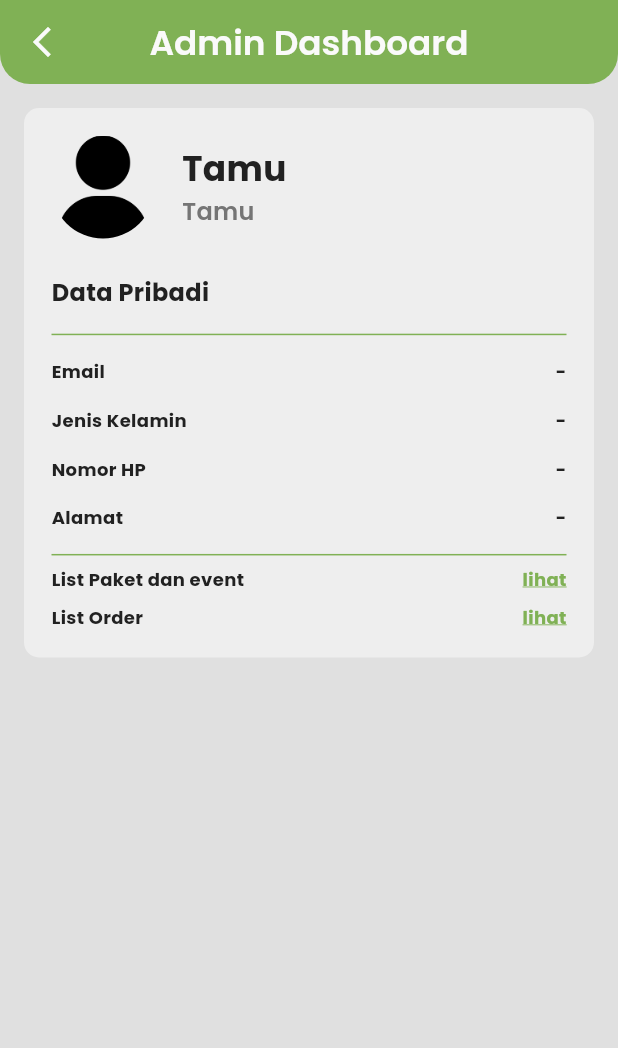
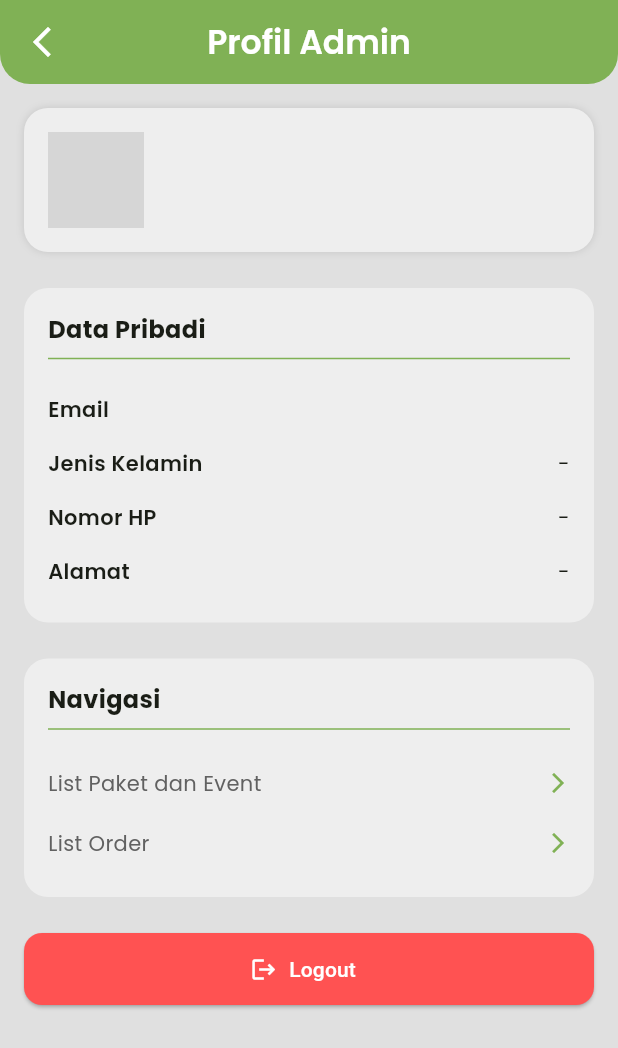
Before and after one commit to k47an/tangaya-apps, a Flutter app: the AdminView screen opened by its route, on a phone screen of 412 x 824 dp. Shown: the top 1048 px of the screen. Run offline on Flutter 3.47's test engine with Material 3 defaults, Android fonts, the phone set to English and light mode, and no system bars; our stand-ins replace cloud_firestore, firebase_auth, firebase_core, firebase_storage, flutter_svg, get and 3 more; accounts and stored records are empty; statements that could not run were skipped; grey boxes are pictures that could not be loaded.

Commit message:
refactor: Enhance AdminController and AdminView for improved user data handling and UI structure

```diff
--- a/lib/app/modules/admin/controllers/admin_controller.dart
+++ b/lib/app/modules/admin/controllers/admin_controller.dart
@@ -1,36 +1,64 @@
 import 'package:get/get.dart';
 import 'package:cloud_firestore/cloud_firestore.dart';
 import 'package:intl/intl.dart';
+import 'package:tangaya_apps/app/data/models/user_model.dart';
+import 'package:tangaya_apps/app/modules/auth/controllers/auth_controller.dart';
 
 class AdminController extends GetxController {
   final FirebaseFirestore _firestore = FirebaseFirestore.instance;
+  final AuthController authController = Get.find<AuthController>();
 
-  final RxList<Map<String, dynamic>> users = <Map<String, dynamic>>[].obs;
+  final RxList<UserModel> users = <UserModel>[].obs;
   final RxMap<String, List<Map<String, dynamic>>> ordersByMonth =
       <String, List<Map<String, dynamic>>>{}.obs;
-  final isLoading = false.obs;
+  final RxBool isLoading = false.obs;
+
+  final Rxn<UserModel> userModel = Rxn<UserModel>();
 
   @override
   void onInit() {
     super.onInit();
-    fetchUsers();
-    fetchApprovedOrders();
+    loadInitialData();
+  }
+
+  Future<void> loadInitialData() async {
+    try {
+      isLoading(true);
+      await Future.wait([getUserData(), fetchUsers(), fetchApprovedOrders()]);
+    } catch (e) {
+      Get.snackbar('Error', 'Gagal memuat data awal:\n$e');
+    } finally {
+      isLoading(false);
+    }
+  }
+
+  Future<void> getUserData() async {
+    try {
+      final uid = authController.currentUser.value?.uid;
+      if (uid == null) return;
+
+      final doc = await _firestore.collection('users').doc(uid).get();
+      if (doc.exists) {
+        userModel.value = UserModel.fromMap({'id': doc.id, ...doc.data()!});
+        print('✅ Admin user loaded: ${userModel.value?.toMap()}');
+      }
+    } catch (e) {
+      print('❌ Error getUserData: $e');
+      Get.snackbar('Error', 'Gagal mengambil data admin:\n$e');
+    }
   }
 
   Future<void> fetchUsers() async {
     try {
-      isLoading.value = true;
       final snapshot = await _firestore.collection('users').get();
       final userList =
-          snapshot.docs.map((doc) {
-            return {'id': doc.id, ...doc.data()};
-          }).toList();
-
+          snapshot.docs
+              .map((doc) => UserModel.fromMap({'id': doc.id, ...doc.data()}))
+              .toList();
       users.assignAll(userList);
     } catch (e) {
-      Get.snackbar('Error', 'Gagal mengambil data pengguna: $e');
-    } finally {
-      isLoading.value = false;
+      print('❌ Error fetchUsers: $e');
+      Get.snackbar('Error', 'Gagal mengambil data pengguna:\n$e');
     }
   }
 
@@ -43,37 +71,32 @@ class AdminController extends GetxController {
               .orderBy('date', descending: true)
               .get();
 
-      final Map<String, List<Map<String, dynamic>>> grouped = {};
+      final grouped = <String, List<Map<String, dynamic>>>{};
 
       for (var doc in snapshot.docs) {
         final data = doc.data();
 
-        final timestamp = data['date'];
-        DateTime? date;
-        if (timestamp is Timestamp) {
-          date = timestamp.toDate();
-        } else if (timestamp is String) {
-          date = DateTime.tryParse(timestamp);
-        }
+        final date =
+            (data['date'] is Timestamp)
+                ? (data['date'] as Timestamp).toDate()
+                : DateTime.tryParse(data['date'].toString());
 
         if (date == null) continue;
 
         final monthKey = DateFormat('MMMM yyyy').format(date);
 
-        final entry = {
+        grouped.putIfAbsent(monthKey, () => []).add({
           'packageTitle': data['packageTitle'] ?? 'Paket tidak diketahui',
           'name': data['name'] ?? 'Tanpa nama',
           'date': date,
-          'peopleNames':
-              (data['peopleNames'] is List) ? data['peopleNames'] : [],
-        };
-
-        grouped.putIfAbsent(monthKey, () => []).add(entry);
+          'peopleNames': List<String>.from(data['peopleNames'] ?? []),
+        });
       }
 
-      ordersByMonth.value = grouped;
+      ordersByMonth.assignAll(grouped);
     } catch (e) {
-      Get.snackbar('Error', 'Gagal memuat data pesanan: $e');
+      print('❌ Error fetchApprovedOrders: $e');
+      Get.snackbar('Error', 'Gagal memuat data pesanan:\n$e');
     }
   }
 }
--- a/lib/app/modules/admin/views/admin_view.dart
+++ b/lib/app/modules/admin/views/admin_view.dart
@@ -1,213 +1,197 @@
 import 'package:flutter/material.dart';
 import 'package:get/get.dart';
+import 'package:tangaya_apps/app/modules/auth/controllers/auth_controller.dart';
 import 'package:tangaya_apps/app/routes/app_pages.dart';
 import 'package:tangaya_apps/constant/constant.dart';
-import 'package:tangaya_apps/app/modules/auth/controllers/auth_controller.dart';
+import 'package:tangaya_apps/app/modules/admin/controllers/admin_controller.dart';
+import 'package:tangaya_apps/app/data/models/user_model.dart';
 
-class AdminView extends StatelessWidget {
+class AdminView extends GetView<AdminController> {
   const AdminView({super.key});
+
+  String _displayValue(String? value) =>
+      (value == null || value.trim().isEmpty) ? '-' : value;
 
   @override
   Widget build(BuildContext context) {
-    final auth = Get.find<AuthController>();
-
     return Scaffold(
       backgroundColor: Neutral.white4,
-      appBar: PreferredSize(
-        preferredSize: const Size.fromHeight(56.0),
-        child: ClipRRect(
-          borderRadius: const BorderRadius.only(
-            bottomLeft: Radius.circular(20),
-            bottomRight: Radius.circular(20),
+      appBar: AppBar(
+        backgroundColor: Primary.mainColor,
+        centerTitle: true,
+        elevation: 0,
+        title: Text(
+          "Profil Admin",
+          style: semiBold.copyWith(color: Colors.white),
         ),
-          child: AppBar(
         leading: IconButton(
-              icon: const Icon(Icons.arrow_back_ios_new),
-              onPressed: () => Get.back(),
+          icon: const Icon(Icons.arrow_back_ios_new, color: Colors.white),
+          onPressed: Get.back,
         ),
-            iconTheme: const IconThemeData(color: Neutral.white1),
-            centerTitle: true,
-            backgroundColor: Primary.mainColor,
-            title: Text(
-              "Admin Dashboard",
-              style: semiBold.copyWith(
-                fontSize: ScaleHelper.scaleTextForDevice(20),
-                color: Neutral.white1,
-              ),
-            ),
-          ),
+        shape: const RoundedRectangleBorder(
+          borderRadius: BorderRadius.vertical(bottom: Radius.circular(20)),
         ),
       ),
       body: Obx(() {
-        if (auth.isLoading.value) {
+        final isLoading = controller.isLoading.value;
+        final user = controller.userModel.value;
+
+        if (isLoading || user == null) {
           return const Center(child: CircularProgressIndicator());
         }
 
         return SingleChildScrollView(
-          padding: ScaleHelper.paddingAll(14),
-          child: Container(
-            decoration: BoxDecoration(
-              color: Neutral.white3,
-              borderRadius: BorderRadius.circular(10),
-            ),
-            width: double.infinity,
-            padding: ScaleHelper.paddingAll(16),
+          padding: const EdgeInsets.all(16),
           child: Column(
             children: [
-                Row(
-                  crossAxisAlignment: CrossAxisAlignment.center,
-                  children: [
-                    Container(
-                      width: ScaleHelper.scaleWidthForDevice(60),
-                      height: ScaleHelper.scaleWidthForDevice(60),
-                      decoration: BoxDecoration(
-                        shape: BoxShape.circle,
-                        image: DecorationImage(
-                          image:
-                              auth.userPhotoURL.startsWith('http')
-                                  ? NetworkImage(auth.userPhotoURL)
-                                  : AssetImage(auth.userPhotoURL)
-                                      as ImageProvider,
-                          fit: BoxFit.cover,
-                        ),
-                      ),
-                    ),
-                    SizedBox(
-                      width: ScaleHelper.scaleWidthForDevice(16),
-                    ),
-                    Column(
-                      crossAxisAlignment: CrossAxisAlignment.start,
-                      children: [
-                        Text(
-                          auth.userName,
-                          style: bold.copyWith(
-                            fontSize: ScaleHelper.scaleTextForDevice(20),
-                            color: Neutral.dark1,
-                          ),
-                        ),
-                        Text(
-                          auth.userRole.value.capitalizeFirst ?? 'Pengunjung',
-                          style: semiBold.copyWith(
-                            fontSize: ScaleHelper.scaleTextForDevice(14),
-                            color: Neutral.dark4,
-                          ),
-                        ),
+              _buildProfileHeader(user),
+              const SizedBox(height: 24),
+              _buildInfoSection(user),
+              const SizedBox(height: 24),
+              _buildNavigationSection(),
+              const SizedBox(height: 24),
+              _buildLogoutButton(),
             ],
-                    ),
-                  ],
-                ),
-                SizedBox(height: ScaleHelper.scaleHeightForDevice(24)),
-                Row(
-                  children: [
-                    Text(
-                      "Data Pribadi",
-                      style: bold.copyWith(fontSize: 16, color: Neutral.dark1),
-                    ),
-                  ],
-                ),
-                SizedBox(height: ScaleHelper.scaleHeightForDevice(8)),
-                Divider(color: Primary.mainColor),
-                SizedBox(height: ScaleHelper.scaleHeightForDevice(8)),
-                _dataPribadiTextField("Email", auth.user?.email ?? "-"),
-                SizedBox(height: ScaleHelper.scaleHeightForDevice(15)),
-                _dataPribadiTextField(
-                  "Jenis Kelamin",
-                  auth.userGender.value.isEmpty ? "-" : auth.userGender.value,
-                ),
-                SizedBox(height: ScaleHelper.scaleHeightForDevice(15)),
-                _dataPribadiTextField(
-                  "Nomor HP",
-                  auth.userPhone.value.isEmpty ? "-" : auth.userPhone.value,
-                ),
-                SizedBox(height: ScaleHelper.scaleHeightForDevice(15)),
-                _alamatTextField(
-                  "Alamat",
-                  auth.userAddress.value.isEmpty ? "-" : auth.userAddress.value,
-                ),
-                SizedBox(height: ScaleHelper.scaleHeightForDevice(8)),
-                Divider(color: Primary.mainColor),
-                _manageTextField("List Paket dan event", "lihat"),
-                SizedBox(height: ScaleHelper.scaleHeightForDevice(8)),
-                _orderTextField("List Order", "lihat"),
-              ],
-            ),
           ),
         );
       }),
     );
   }
 
-  Widget _dataPribadiTextField(String title, String data) {
-    return Row(
+  Widget _buildProfileHeader(UserModel user) {
+    return Container(
+      padding: const EdgeInsets.all(16),
+      decoration: BoxDecoration(
+        color: Neutral.white3,
+        borderRadius: BorderRadius.circular(16),
+        boxShadow: [BoxShadow(color: Colors.black12, blurRadius: 4)],
+      ),
+      child: Row(
         children: [
-        Text(title, style: bold.copyWith(fontSize: 12, color: Neutral.dark1)),
-        const Spacer(),
-        Text(data, style: bold.copyWith(fontSize: 12, color: Neutral.dark1)),
+          CircleAvatar(
+            radius: 32,
+            backgroundImage:
+                user.photoUrl.isNotEmpty
+                    ? NetworkImage(user.photoUrl)
+                    : const AssetImage("assets/images/default_profile.png")
+                        as ImageProvider,
+          ),
+          const SizedBox(width: 16),
+          Expanded(
+            child: Column(
+              crossAxisAlignment: CrossAxisAlignment.start,
+              children: [
+                Text(user.name, style: bold.copyWith(fontSize: 18)),
+                const SizedBox(height: 4),
+                Text(user.role, style: medium.copyWith(color: Neutral.dark4)),
               ],
+            ),
+          ),
+        ],
+      ),
     );
   }
 
-  Widget _alamatTextField(String title, String data) {
-    return Row(
+  Widget _buildInfoSection(UserModel user) {
+    return Container(
+      padding: const EdgeInsets.all(16),
+      decoration: BoxDecoration(
+        color: Neutral.white3,
+        borderRadius: BorderRadius.circular(16),
+      ),
+      child: Column(
         crossAxisAlignment: CrossAxisAlignment.start,
         children: [
-        Text(title, style: bold.copyWith(fontSize: 12, color: Neutral.dark1)),
-        const Spacer(),
+          Text("Data Pribadi", style: bold.copyWith(fontSize: 16)),
+          const Divider(color: Primary.mainColor, thickness: 1),
+          const SizedBox(height: 8),
+          _infoRow("Email", user.email),
+          _infoRow("Jenis Kelamin", _displayValue(user.gender)),
+          _infoRow("Nomor HP", _displayValue(user.phone)),
+          _infoRow("Alamat", _displayValue(user.address), multiLine: true),
+        ],
+      ),
+    );
+  }
+
+  Widget _infoRow(String label, String value, {bool multiLine = false}) {
+    return Padding(
+      padding: const EdgeInsets.symmetric(vertical: 8),
+      child: Row(
+        crossAxisAlignment:
+            multiLine ? CrossAxisAlignment.start : CrossAxisAlignment.center,
+        children: [
           Expanded(
+            flex: 2,
+            child: Text(label, style: semiBold.copyWith(fontSize: 14)),
+          ),
+          Expanded(
+            flex: 3,
             child: Text(
-            data,
-            style: bold.copyWith(fontSize: 12, color: Neutral.dark1),
+              value,
+              style: regular.copyWith(fontSize: 14),
               textAlign: TextAlign.right,
+              softWrap: true,
             ),
           ),
         ],
+      ),
     );
   }
 
-  Widget _manageTextField(String title, String data) {
-    return Row(
+  Widget _buildNavigationSection() {
+    return Container(
+      padding: const EdgeInsets.all(16),
+      decoration: BoxDecoration(
+        color: Neutral.white3,
+        borderRadius: BorderRadius.circular(16),
+      ),
+      child: Column(
+        crossAxisAlignment: CrossAxisAlignment.start,
         children: [
-        Text(title, style: bold.copyWith(fontSize: 12, color: Neutral.dark1)),
-        const Spacer(),
-        GestureDetector(
-          onTap: () {
-            Get.toNamed(Routes.MANAGE_TOUR);
-          },
-          child: Text(
-            data,
-            style: bold.copyWith(
-              fontSize: 12,
-              color: Primary.mainColor,
-              decoration: TextDecoration.underline,
-              decorationColor: Primary.mainColor,
+          Text("Navigasi", style: bold.copyWith(fontSize: 16)),
+          const Divider(color: Primary.mainColor, thickness: 1),
+          const SizedBox(height: 8),
+          _navigableRow("List Paket dan Event", Routes.MANAGE_TOUR),
+          _navigableRow("List Order", Routes.ORDERVIEW),
+        ],
       ),
-          ),
-        ),
-      ],
     );
   }
 
-  Widget _orderTextField(String title, String data) {
-    return Row(
+  Widget _navigableRow(String label, String routeName) {
+    return InkWell(
+      onTap: () => Get.toNamed(routeName),
+      child: Padding(
+        padding: const EdgeInsets.symmetric(vertical: 10),
+        child: Row(
           children: [
-        Text(title, style: bold.copyWith(fontSize: 12, color: Neutral.dark1)),
+            Text(
+              label,
+              style: regular.copyWith(fontSize: 14, color: Neutral.dark3),
+            ),
             const Spacer(),
-        GestureDetector(
-          onTap: () {
-            Get.toNamed(Routes.ORDERVIEW);
-            debugPrint("Order View");
-          },
-          child: Text(
-            data,
-            style: bold.copyWith(
-              fontSize: 12,
+            const Icon(
+              Icons.arrow_forward_ios,
+              size: 16,
               color: Primary.mainColor,
-              decoration: TextDecoration.underline,
-              decorationColor: Primary.mainColor,
+            ),
+          ],
         ),
       ),
+    );
+  }
+
+  Widget _buildLogoutButton() {
+    return ElevatedButton.icon(
+      onPressed: () => Get.find<AuthController>().signOut(),
+      icon: const Icon(Icons.logout, color: Colors.white),
+      label: const Text("Logout", style: TextStyle(color: Colors.white)),
+      style: ElevatedButton.styleFrom(
+        backgroundColor: Colors.redAccent,
+        minimumSize: const Size(double.infinity, 48),
+        shape: RoundedRectangleBorder(borderRadius: BorderRadius.circular(12)),
       ),
-      ],
     );
   }
 }
```
Lines whose indentation alone changed are shown as unchanged.
